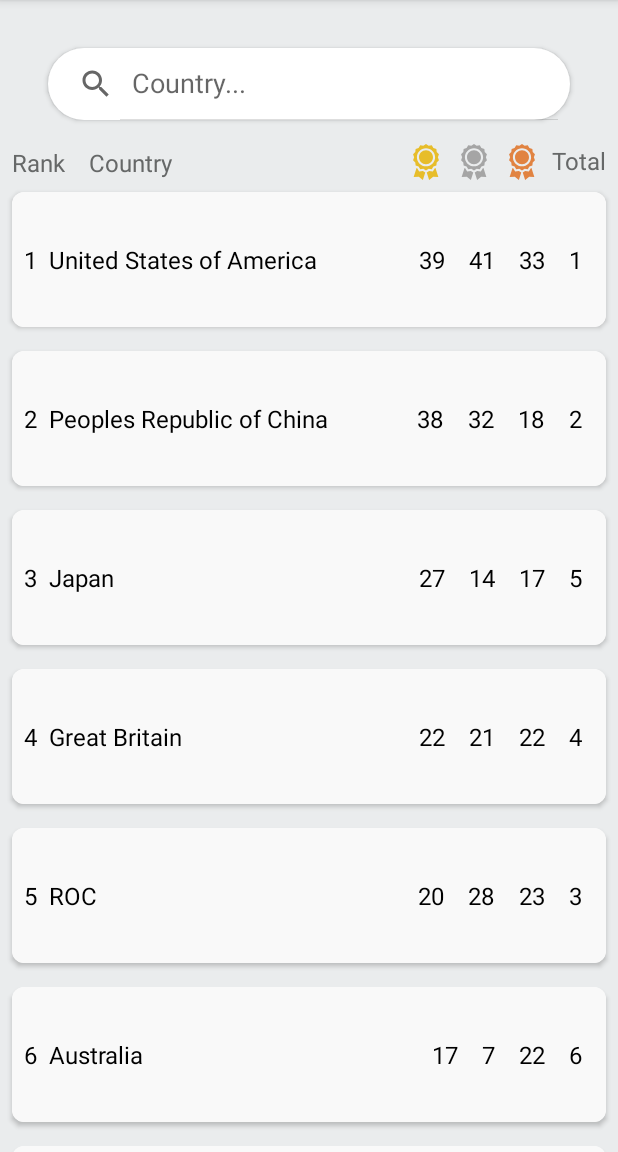
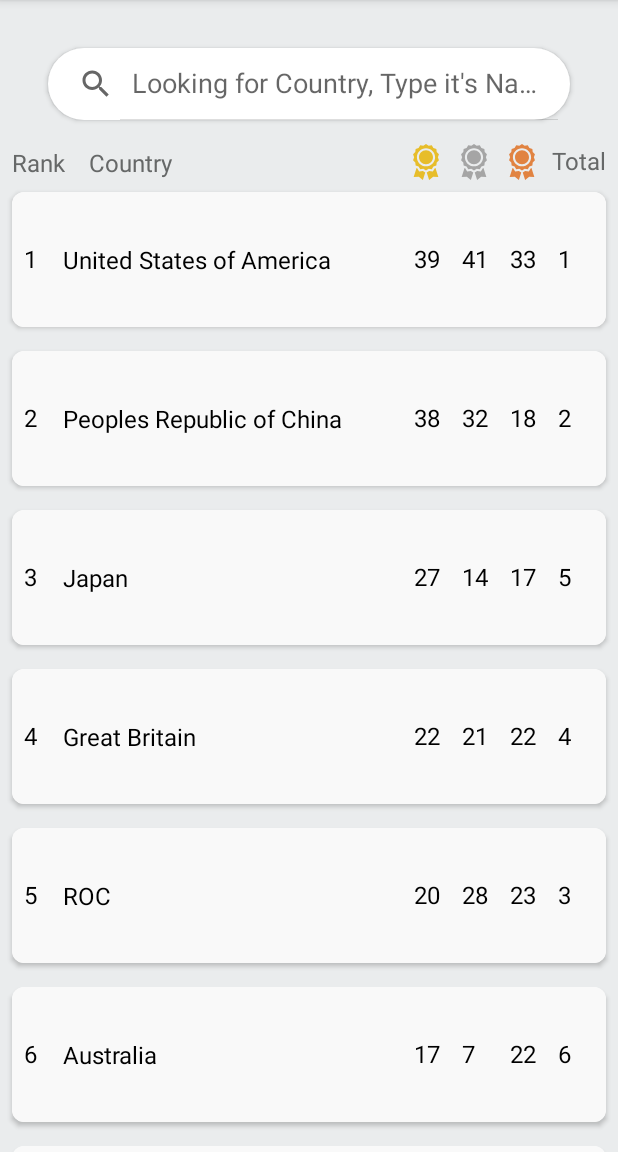
Before and after one commit to Rafal-a/Tokyo-olympics, an Android app: the screen it shows after launch (MainActivity), on a phone screen of 412 x 824 dp, the part 84-1236 px from its top. Run offline under Robolectric (Android 15) with nearby library versions, the phone set to English and light mode, and no system bars.

Commit message:
refactor cardView in item_achievements

```diff
--- a/app/src/main/java/com/thechance/tokyoolympics/ui/MainActivity.kt
+++ b/app/src/main/java/com/thechance/tokyoolympics/ui/MainActivity.kt
@@ -1,24 +1,29 @@
 package com.thechance.tokyoolympics.ui
 
+import android.graphics.Color
 import androidx.appcompat.app.AppCompatActivity
 import android.os.Bundle
 import android.util.Log
+import android.view.View
+import android.widget.SearchView
 import com.thechance.tokyoolympics.data.DataManager
 import com.thechance.tokyoolympics.util.CsvParser
 import com.thechance.tokyoolympics.databinding.ActivityMainBinding
 import java.io.BufferedReader
 import java.io.InputStreamReader
+import kotlin.random.Random
 
 class MainActivity : AppCompatActivity() {
     lateinit var binding: ActivityMainBinding
-    private val LOG_TAG="Main_Activity"
+    private val LOG_TAG = "Main_Activity"
     override fun onCreate(savedInstanceState: Bundle?) {
         super.onCreate(savedInstanceState)
-        binding= ActivityMainBinding.inflate(layoutInflater)
+        binding = ActivityMainBinding.inflate(layoutInflater)
         setContentView(binding.root)
         parseCsvFile()
         val adapter = CountryAdapter(DataManager.achievement)
-        binding.countryRecycleView.adapter=adapter
+        binding.countryRecycleView.adapter = adapter
+        addCallBack()
     }
 
     private fun parseCsvFile() {
@@ -31,8 +36,34 @@ class MainActivity : AppCompatActivity() {
         val buffer = BufferedReader(InputStreamReader(inputStream))
         /*lambda function that uses log to run the app in log and see the info in the csv file */
         buffer.forEachLine {
-            val currentMatch= parser.parse(it)
+            val currentMatch = parser.parse(it)
             DataManager.addCountry(currentMatch)
         }
     }
+
+    fun addCallBack() {
+
+        binding!!.apply {
+            searchBar.setOnQueryTextListener(object : SearchView.OnQueryTextListener {
+                //click search icon in keyboard
+                override fun onQueryTextSubmit(query: String) = search(query)
+                override fun onQueryTextChange(newText: String?) = false
+            })
+            searchBar.queryHint = "Looking for Country, Type it's Name"
+        }
+    }
+
+    private fun search(country: String): Boolean {
+        binding?.apply {
+            DataManager.getSearchedCountry(country).forEach {
+                binding.countryRecycleView.toString().let {
+                  TODO()
+
+                }
+                }
+                binding?.countryRecycleView
+
+            }
+            return false
+        }
 }
--- a/app/src/main/res/layout/item_achievements.xml
+++ b/app/src/main/res/layout/item_achievements.xml
@@ -25,8 +25,8 @@
 
             <TextView
                 android:id="@+id/text_gold_medal"
-                android:layout_width="wrap_content"
-                android:layout_height="wrap_content"
+                android:layout_width="24dp"
+                android:layout_height="24dp"
                 android:layout_marginStart="16dp"
                 android:textColor="@color/black"
                 android:textSize="16sp"
@@ -37,9 +37,9 @@
 
             <TextView
                 android:id="@+id/text_silver_medal"
-                android:layout_width="wrap_content"
-                android:layout_height="wrap_content"
-                android:layout_marginStart="16dp"
+                android:layout_width="24dp"
+                android:layout_height="24dp"
+                android:layout_marginStart="8dp"
                 android:textColor="@color/black"
                 android:textSize="16sp"
                 app:layout_constraintBottom_toBottomOf="parent"
@@ -49,9 +49,9 @@
 
             <TextView
                 android:id="@+id/text_bronze_medal"
-                android:layout_width="wrap_content"
-                android:layout_height="wrap_content"
-                android:layout_marginStart="16dp"
+                android:layout_width="24dp"
+                android:layout_height="24dp"
+                android:layout_marginStart="8dp"
                 android:textColor="@color/black"
                 android:textSize="16sp"
                 app:layout_constraintBottom_toBottomOf="parent"
@@ -61,11 +61,9 @@
 
             <TextView
                 android:id="@+id/text_total_count"
-                android:layout_width="wrap_content"
-                android:layout_height="wrap_content"
-                android:layout_marginStart="16dp"
-                android:layout_marginEnd="8dp"
-
+                android:layout_width="24dp"
+                android:layout_height="24dp"
+                android:layout_marginStart="8dp"
                 android:textColor="@color/black"
                 android:textSize="16sp"
                 app:layout_constraintBottom_toBottomOf="parent"
@@ -77,8 +75,8 @@
 
         <TextView
             android:id="@+id/number"
-            android:layout_width="wrap_content"
-            android:layout_height="wrap_content"
+            android:layout_width="24dp"
+            android:layout_height="24dp"
             android:layout_marginStart="8dp"
             android:textColor="@color/black"
             android:textSize="16sp"
@@ -91,7 +89,7 @@
             android:id="@+id/text_country_name"
             android:layout_width="wrap_content"
             android:layout_height="wrap_content"
-            android:layout_marginStart="8dp"
+            android:layout_marginStart="2dp"
             android:textColor="@color/black"
             android:textSize="16sp"
             app:layout_constraintBottom_toBottomOf="parent"
```
